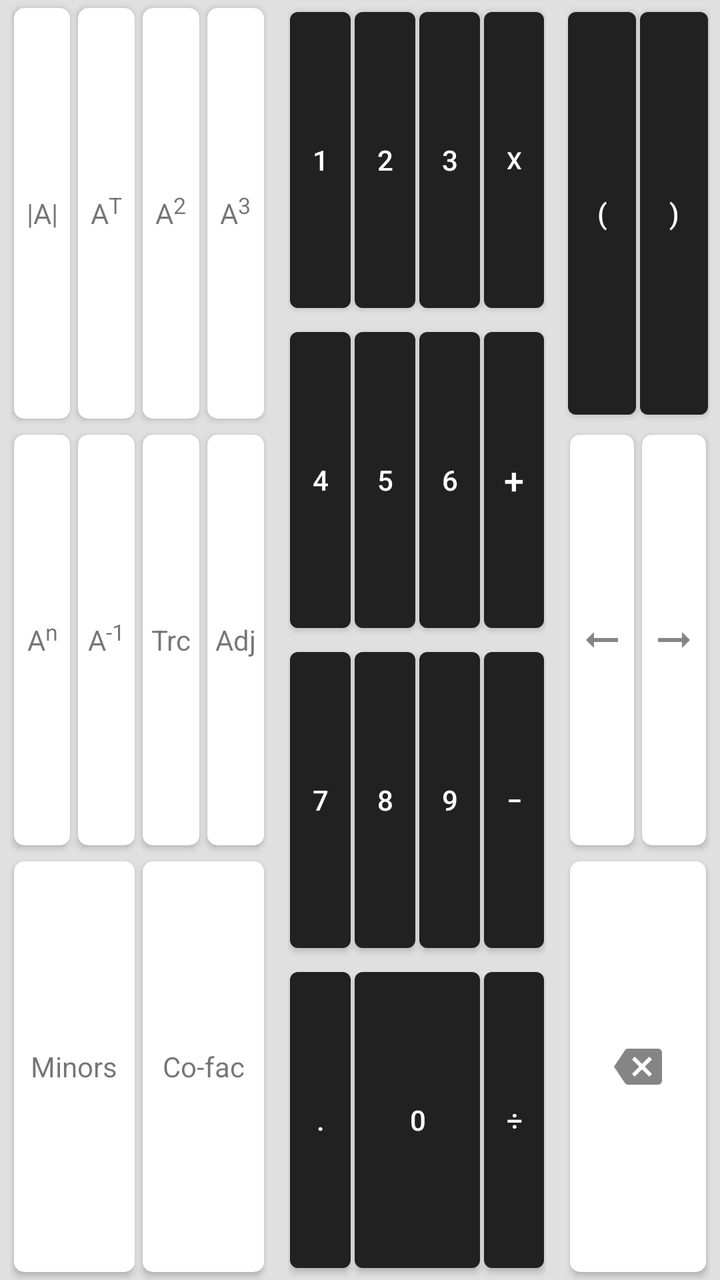
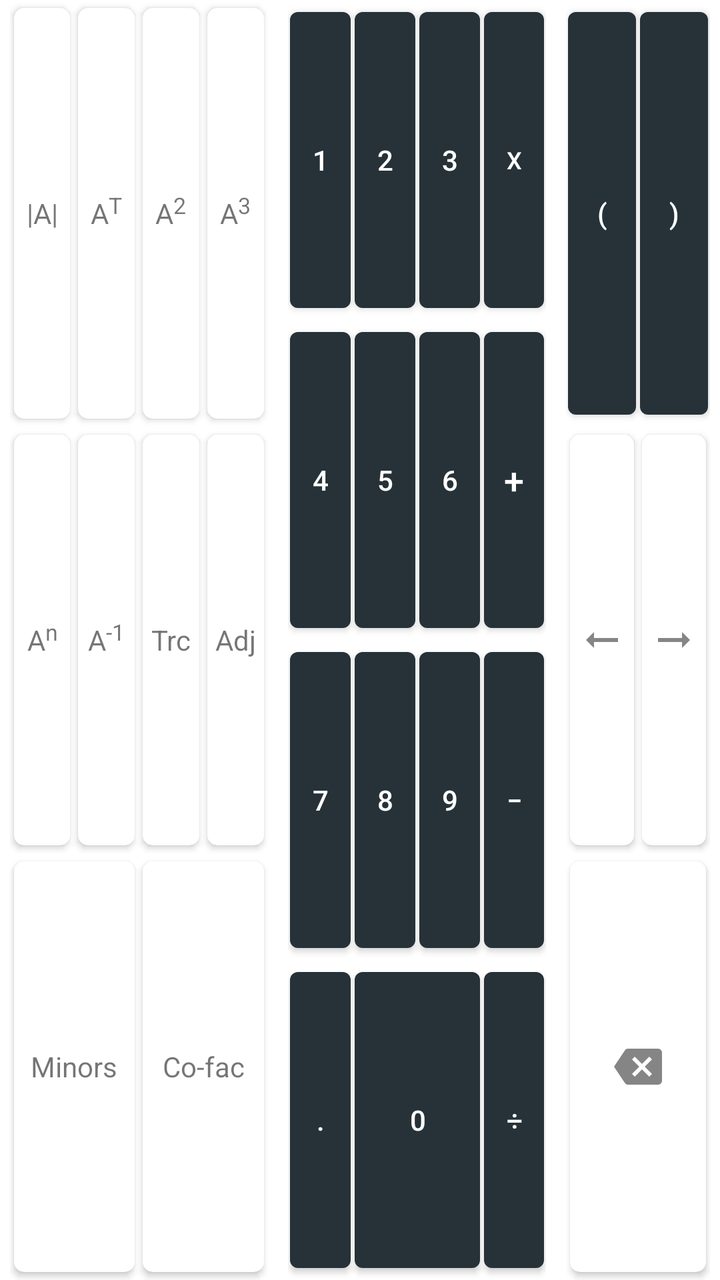

The first picture is an Android layout as it rendered before a commit; the second is the same layout after the commit. The layout source and the unified diff follow.
<!-- AndroidManifest.xml: application theme Theme.Matscape -->
<!-- res/layout/numpad_home.xml -->
<?xml version="1.0" encoding="utf-8"?>
<androidx.constraintlayout.widget.ConstraintLayout xmlns:android="http://schemas.android.com/apk/res/android"
    xmlns:app="http://schemas.android.com/apk/res-auto"
    android:layout_width="match_parent"
    android:layout_height="match_parent"
    android:background="#E0E0E0">


    <androidx.constraintlayout.widget.ConstraintLayout
        android:id="@+id/HomeKeyboardCL1"
        android:layout_width="0dp"
        android:layout_height="0dp"
        android:layout_marginStart="5dp"
        android:layout_marginEnd="5dp"
        app:layout_constraintBottom_toBottomOf="parent"
        app:layout_constraintEnd_toStartOf="@+id/HomeKeyboardCL2"
        app:layout_constraintHorizontal_bias="0.5"
        app:layout_constraintStart_toStartOf="parent"
        app:layout_constraintTop_toTopOf="parent">

        <LinearLayout
            android:id="@+id/HomeKeyboardMatrixOperationLL1"
            android:layout_width="match_parent"
            android:layout_height="0dp"
            android:orientation="horizontal"
            app:layout_constraintBottom_toTopOf="@+id/HomeKeyboardMatrixOperationLL2"
            app:layout_constraintTop_toTopOf="parent">

            <androidx.cardview.widget.CardView
                android:id="@+id/detButton"
                style="@style/HomeKBCardButtons">

                <TextView
                    style="@style/HomeKBCardTextView"
                    android:text="@string/home_keyboard_determinant" />

            </androidx.cardview.widget.CardView>

            <androidx.cardview.widget.CardView
                android:id="@+id/transButton"
                style="@style/HomeKBCardButtons">

                <TextView
                    style="@style/HomeKBCardTextView"
                    android:text="@string/home_keyboard_transpose" />

            </androidx.cardview.widget.CardView>

            <androidx.cardview.widget.CardView
                android:id="@+id/squareButton"
                style="@style/HomeKBCardButtons">

                <TextView
                    style="@style/HomeKBCardTextView"
                    android:text="@string/home_keyboard_square" />

            </androidx.cardview.widget.CardView>

            <androidx.cardview.widget.CardView
                android:id="@+id/cubeButton"
                style="@style/HomeKBCardButtons">

                <TextView
                    style="@style/HomeKBCardTextView"
                    android:text="@string/home_keyboard_cube" />

            </androidx.cardview.widget.CardView>
        </LinearLayout>

        <LinearLayout
            android:id="@+id/HomeKeyboardMatrixOperationLL2"
            android:layout_width="match_parent"
            android:layout_height="0dp"
            android:orientation="horizontal"
            app:layout_constraintBottom_toTopOf="@+id/HomeKeyboardMatrixOperationLL3"
            app:layout_constraintTop_toBottomOf="@+id/HomeKeyboardMatrixOperationLL1">

            <androidx.cardview.widget.CardView
                android:id="@+id/nthButton"
                style="@style/HomeKBCardButtons">

                <TextView
                    style="@style/HomeKBCardTextView"
                    android:text="@string/home_keyboard_nth_power" />


            </androidx.cardview.widget.CardView>

            <androidx.cardview.widget.CardView
                android:id="@+id/inverseButton"
                style="@style/HomeKBCardButtons">

                <TextView
                    style="@style/HomeKBCardTextView"
                    android:text="@string/home_keyboard_inverse" />


            </androidx.cardview.widget.CardView>

            <androidx.cardview.widget.CardView
                android:id="@+id/traceButton"
                style="@style/HomeKBCardButtons">

                <TextView
                    style="@style/HomeKBCardTextView"
                    android:text="@string/home_keyboard_trace" />
            </androidx.cardview.widget.CardView>

            <androidx.cardview.widget.CardView
                android:id="@+id/adjButton"
                style="@style/HomeKBCardButtons">

                <TextView
                    style="@style/HomeKBCardTextView"
                    android:text="@string/home_keyboard_adjoint" />

            </androidx.cardview.widget.CardView>

        </LinearLayout>

        <LinearLayout
            android:id="@+id/HomeKeyboardMatrixOperationLL3"
            android:layout_width="match_parent"
            android:layout_height="0dp"
            android:orientation="horizontal"
            app:layout_constraintBottom_toBottomOf="parent"
            app:layout_constraintTop_toBottomOf="@+id/HomeKeyboardMatrixOperationLL2">

            <androidx.cardview.widget.CardView
                android:id="@+id/minorsButton"
                style="@style/HomeKBCardButtons">

                <TextView
                    style="@style/HomeKBCardTextView"
                    android:text="@string/home_keyboard_minors" />

            </androidx.cardview.widget.CardView>

            <androidx.cardview.widget.CardView
                android:id="@+id/cofButton"
                style="@style/HomeKBCardButtons">

                <TextView
                    style="@style/HomeKBCardTextView"
                    android:text="@string/home_keyboard_cofactors" />

            </androidx.cardview.widget.CardView>

        </LinearLayout>
    </androidx.constraintlayout.widget.ConstraintLayout>

    <androidx.constraintlayout.widget.ConstraintLayout
        android:id="@+id/HomeKeyboardCL2"
        android:layout_width="0dp"
        android:layout_height="0dp"
        android:layout_marginStart="5dp"
        android:layout_marginEnd="5dp"
        app:layout_constraintBottom_toBottomOf="parent"
        app:layout_constraintEnd_toStartOf="@+id/HomeKeyboardCL3"
        app:layout_constraintHorizontal_bias="0.5"
        app:layout_constraintStart_toEndOf="@+id/HomeKeyboardCL1"
        app:layout_constraintTop_toTopOf="parent">

        <LinearLayout
            android:id="@+id/HomeKeyboardNumpadLL1"
            android:layout_width="match_parent"
            android:layout_height="0dp"
            android:orientation="horizontal"
            app:layout_constraintBottom_toTopOf="@+id/HomeKeyboardNumpadLL2"
            app:layout_constraintTop_toTopOf="parent">

            <com.google.android.material.button.MaterialButton
                android:id="@+id/HomeNumpad1"
                style="@style/HomeKBNumpadButtons"
                android:text="@string/numpad1" />

            <com.google.android.material.button.MaterialButton
                android:id="@+id/HomeNumpad2"
                style="@style/HomeKBNumpadButtons"
                android:text="@string/numpad2" />

            <com.google.android.material.button.MaterialButton
                android:id="@+id/HomeNumpad3"
                style="@style/HomeKBNumpadButtons"
                android:text="@string/numpad3" />

            <com.google.android.material.button.MaterialButton
                android:id="@+id/HomeNumpadX"
                style="@style/HomeKBNumpadButtons"
                android:text="@string/home_numpad_multiply"
                android:textSize="12sp" />
        </LinearLayout>

        <LinearLayout
            android:id="@+id/HomeKeyboardNumpadLL2"
            android:layout_width="match_parent"
            android:layout_height="0dp"
            android:orientation="horizontal"
            app:layout_constraintBottom_toTopOf="@+id/HomeKeyboardNumpadLL3"
            app:layout_constraintTop_toBottomOf="@+id/HomeKeyboardNumpadLL1">

            <com.google.android.material.button.MaterialButton
                android:id="@+id/HomeNumpad4"
                style="@style/HomeKBNumpadButtons"
                android:text="@string/numpad4" />

            <com.google.android.material.button.MaterialButton
                android:id="@+id/HomeNumpad5"
                style="@style/HomeKBNumpadButtons"
                android:text="@string/numpad5" />

            <com.google.android.material.button.MaterialButton
                android:id="@+id/HomeNumpad6"
                style="@style/HomeKBNumpadButtons"
                android:text="@string/numpad6" />

            <com.google.android.material.button.MaterialButton
                android:id="@+id/HomeNumpadAdd"
                style="@style/HomeKBNumpadButtons"
                android:text="@string/home_numpad_add"
                android:textSize="18sp" />

        </LinearLayout>

        <LinearLayout
            android:id="@+id/HomeKeyboardNumpadLL3"
            android:layout_width="match_parent"
            android:layout_height="0dp"
            android:orientation="horizontal"
            app:layout_constraintBottom_toTopOf="@+id/HomeKeyboardNumpadLL4"
            app:layout_constraintTop_toBottomOf="@+id/HomeKeyboardNumpadLL2">

            <com.google.android.material.button.MaterialButton
                android:id="@+id/HomeNumpad7"
                style="@style/HomeKBNumpadButtons"
                android:text="@string/numpad7" />

            <com.google.android.material.button.MaterialButton
                android:id="@+id/HomeNumpad8"
                style="@style/HomeKBNumpadButtons"
                android:text="@string/numpad8" />

            <com.google.android.material.button.MaterialButton
                android:id="@+id/HomeNumpad9"
                style="@style/HomeKBNumpadButtons"
                android:text="@string/numpad9" />

            <com.google.android.material.button.MaterialButton
                android:id="@+id/HomeNumpadMinus"
                style="@style/HomeKBNumpadButtons"
                android:text="@string/numpadMinus" />

        </LinearLayout>

        <LinearLayout
            android:id="@+id/HomeKeyboardNumpadLL4"
            android:layout_width="match_parent"
            android:layout_height="0dp"
            android:orientation="horizontal"
            app:layout_constraintBottom_toBottomOf="parent"
            app:layout_constraintTop_toBottomOf="@+id/HomeKeyboardNumpadLL3">

            <com.google.android.material.button.MaterialButton
                android:id="@+id/HomeNumpadDot"
                android:layout_weight="1.5"
                style="@style/HomeKBNumpadButtons"
                android:text="@string/numpadDot" />

            <com.google.android.material.button.MaterialButton
                android:id="@+id/HomeNumpad0"
                android:layout_weight="1"
                style="@style/HomeKBNumpadButtons"
                android:text="@string/numpad0" />

            <com.google.android.material.button.MaterialButton
                android:id="@+id/HomeNumpadDivide"
                style="@style/HomeKBNumpadButtons"
                android:layout_weight="1.5"
                android:text="@string/home_numpad_divide" />

        </LinearLayout>
    </androidx.constraintlayout.widget.ConstraintLayout>

    <androidx.constraintlayout.widget.ConstraintLayout
        android:id="@+id/HomeKeyboardCL3"
        android:layout_width="0dp"
        android:layout_height="0dp"
        android:layout_marginStart="5dp"
        android:layout_marginEnd="5dp"
        app:layout_constraintBottom_toBottomOf="parent"
        app:layout_constraintEnd_toEndOf="parent"
        app:layout_constraintHorizontal_bias="0.5"
        app:layout_constraintStart_toEndOf="@+id/HomeKeyboardCL2"
        app:layout_constraintTop_toTopOf="parent"
        app:layout_constraintWidth_percent=".2">

        <LinearLayout
            android:id="@+id/HomeKeyboardBracketsLL"
            android:layout_width="match_parent"
            android:layout_height="0dp"
            android:orientation="horizontal"
            app:layout_constraintBottom_toTopOf="@+id/HomeKeyboardCursorMoveLL"
            app:layout_constraintTop_toTopOf="parent">

            <com.google.android.material.button.MaterialButton
                android:id="@+id/HomeNumpadBracketOpen"
                style="@style/HomeKBNumpadButtons"
                android:text="@string/home_keyboard_bracket_open" />

            <com.google.android.material.button.MaterialButton
                android:id="@+id/HomeNumpadBracketClose"
                style="@style/HomeKBNumpadButtons"
                android:text="@string/home_keyboard_bracket_close" />

        </LinearLayout>

        <LinearLayout
            android:id="@+id/HomeKeyboardCursorMoveLL"
            android:layout_width="match_parent"
            android:layout_height="0dp"
            android:orientation="horizontal"
            app:layout_constraintBottom_toTopOf="@+id/HomeKeyboardBackspaceLL"
            app:layout_constraintTop_toBottomOf="@+id/HomeKeyboardBracketsLL">

            <androidx.cardview.widget.CardView
                android:id="@+id/MoveCursorLeft"
                style="@style/HomeKBCardButtons">

                <ImageView
                    android:layout_width="wrap_content"
                    android:layout_height="wrap_content"
                    android:layout_gravity="center"
                    android:contentDescription="@string/desc_move_cursor_left"
                    android:rotation="180"
                    android:src="@drawable/ic_home_right_arrow" />

            </androidx.cardview.widget.CardView>

            <androidx.cardview.widget.CardView
                android:id="@+id/MoveCursorRight"
                style="@style/HomeKBCardButtons">

                <ImageView
                    android:layout_width="wrap_content"
                    android:layout_height="wrap_content"
                    android:layout_gravity="center"
                    android:contentDescription="@string/desc_move_cursor_right"
                    android:src="@drawable/ic_home_right_arrow" />

            </androidx.cardview.widget.CardView>
        </LinearLayout>

        <LinearLayout
            android:id="@+id/HomeKeyboardBackspaceLL"
            android:layout_width="match_parent"
            android:layout_height="0dp"
            android:orientation="horizontal"
            app:layout_constraintBottom_toBottomOf="parent"
            app:layout_constraintTop_toBottomOf="@+id/HomeKeyboardCursorMoveLL">

            <androidx.cardview.widget.CardView
                android:id="@+id/HomeBackspaceButton"
                style="@style/HomeKBCardButtons">

                <ImageView
                    android:layout_width="wrap_content"
                    android:layout_height="wrap_content"
                    android:layout_gravity="center"
                    android:contentDescription="@string/desc_keyboard_backspace"
                    android:src="@drawable/ic_mat_edit_backspace" />

            </androidx.cardview.widget.CardView>
        </LinearLayout>
    </androidx.constraintlayout.widget.ConstraintLayout>

</androidx.constraintlayout.widget.ConstraintLayout>
<!-- resources referenced by this layout -->
<resources>
  <string name="desc_keyboard_backspace">BackSpace</string>
  
      //for How to Use Section
  <string name="desc_move_cursor_left">Move Cursor Left</string>
  <string name="desc_move_cursor_right">Move Cursor Right</string>
  
      //for Both EditMatrixFragment and Home Numpad
  <string name="home_keyboard_adjoint" translatable="false">Adj</string>
  <string name="home_keyboard_bracket_close" translatable="false">)</string>
  <string name="home_keyboard_bracket_open" translatable="false">(</string>
  <string name="home_keyboard_cofactors" translatable="false">Co-fac</string>
  <string name="home_keyboard_cube" translatable="false">A<sup><small>3</small></sup></string>
  <string name="home_keyboard_determinant" translatable="false">|A|</string>
  <string name="home_keyboard_inverse" translatable="false">A<sup><small>-1</small></sup></string>
  <string name="home_keyboard_minors" translatable="false">Minors</string>
  <string name="home_keyboard_nth_power" translatable="false">A<sup><small>n</small></sup></string>
  <string name="home_keyboard_square" translatable="false">A<sup><small>2</small></sup></string>
  <string name="home_keyboard_trace" translatable="false">Trc</string>
  <string name="home_keyboard_transpose" translatable="false">A<sup><small>T</small></sup></string>
  <string name="home_numpad_add" translatable="false">+</string>
  <string name="home_numpad_divide" translatable="false">÷</string>
  <string name="home_numpad_multiply" translatable="false">X</string>
  <string name="numpad0" translatable="false">0</string>
  <string name="numpad1" translatable="false">1</string>
  <string name="numpad2" translatable="false">2</string>
  <string name="numpad3" translatable="false">3</string>
  <string name="numpad4" translatable="false">4</string>
  <string name="numpad5" translatable="false">5</string>
  <string name="numpad6" translatable="false">6</string>
  <string name="numpad7" translatable="false">7</string>
  <string name="numpad8" translatable="false">8</string>
  <string name="numpad9" translatable="false">9</string>
  <string name="numpadDot" translatable="false">.</string>
  <string name="numpadMinus" translatable="false">‒</string>
  <style name="HomeKBCardButtons">
          <item name="android:layout_width">0dp</item>
          <item name="android:layout_height">match_parent</item>
          <item name="android:layout_marginStart">2dp</item>
          <item name="android:layout_marginTop">4dp</item>
          <item name="android:layout_marginEnd">2dp</item>
          <item name="android:layout_marginBottom">4dp</item>
          <item name="android:layout_weight">1</item>
          <item name="android:padding">0dp</item>
          <item name="cardCornerRadius">5dp</item>
          <item name="android:foreground">?attr/selectableItemBackgroundBorderless</item>
          <item name="android:clickable">true</item>
          <item name="android:focusable">true</item>
      </style>
  
      //for HomeKeyboard Card Buttons TextViews
  <style name="HomeKBNumpadButtons">
          <item name="android:layout_width">match_parent</item>
          <item name="android:layout_height">match_parent</item>
          <item name="android:layout_marginStart">1dp</item>
          <item name="android:layout_marginEnd">1dp</item>
          <item name="android:layout_weight">1</item>
          <item name="backgroundTint">#212121</item>
          <item name="android:padding">0px</item>
      </style>
  
      //for Material Sliders
  <color name="blue_black">#263238</color>
  <color name="light_blue_black">#90A4AE</color>
  <color name="white">#FFFFFFFF</color>
  <color name="black">#FF000000</color>
  <!-- unchanged entries left out for length: 4 -->
</resources>

<!-- the commit's change to res/layout/numpad_home.xml (unified diff, before → after) -->
@@ -3,7 +3,7 @@
     xmlns:app="http://schemas.android.com/apk/res-auto"
     android:layout_width="match_parent"
     android:layout_height="match_parent"
-    android:background="#E0E0E0">
+    android:background="@color/home_numpad_bg_color">
 
 
     <androidx.constraintlayout.widget.ConstraintLayout
<!-- resource entries referenced after the edit -->
@@ -1,5 +1,6 @@
 <!-- resources referenced by this layout -->
 <resources>
+  <color name="home_numpad_bg_color">#FFFFFF</color>
   <string name="desc_keyboard_backspace">BackSpace</string>
   
       //for How to Use Section
@@ -44,6 +45,7 @@
           <item name="android:layout_weight">1</item>
           <item name="android:padding">0dp</item>
           <item name="cardCornerRadius">5dp</item>
+          <item name="android:backgroundTint">@color/home_numpad_mat_opr_bg_color</item>
           <item name="android:foreground">?attr/selectableItemBackgroundBorderless</item>
           <item name="android:clickable">true</item>
           <item name="android:focusable">true</item>
@@ -56,13 +58,15 @@
           <item name="android:layout_marginStart">1dp</item>
           <item name="android:layout_marginEnd">1dp</item>
           <item name="android:layout_weight">1</item>
-          <item name="backgroundTint">#212121</item>
+          <item name="background">@color/home_numpad_button_color</item>
           <item name="android:padding">0px</item>
       </style>
   
       //for Material Sliders
+  <color name="home_numpad_mat_opr_bg_color">#FFFFFF</color>
+  <color name="home_numpad_button_color">#212121</color>
   <color name="blue_black">#263238</color>
-  <color name="light_blue_black">#90A4AE</color>
+  <color name="light_blue_black">#627077</color>
   <color name="white">#FFFFFFFF</color>
   <color name="black">#FF000000</color>
   <!-- unchanged entries left out for length: 4 -->
